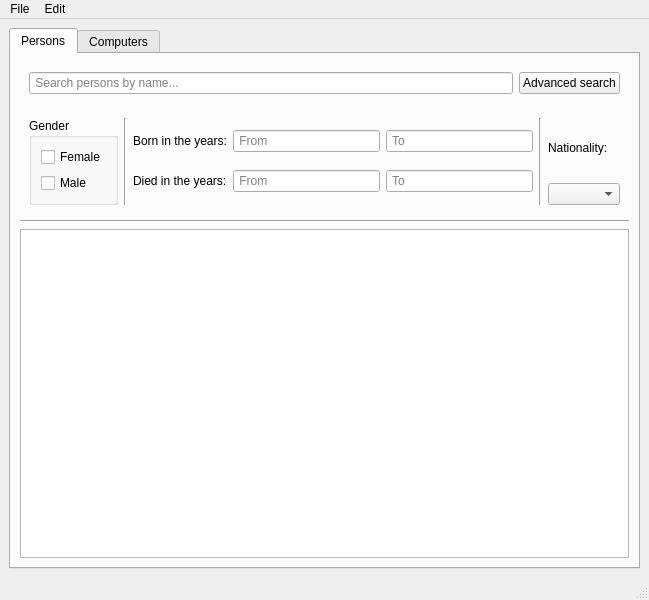
First picture: the form in mainwindow.ui, repository annakrih/T113VLN1-3, before the edit.
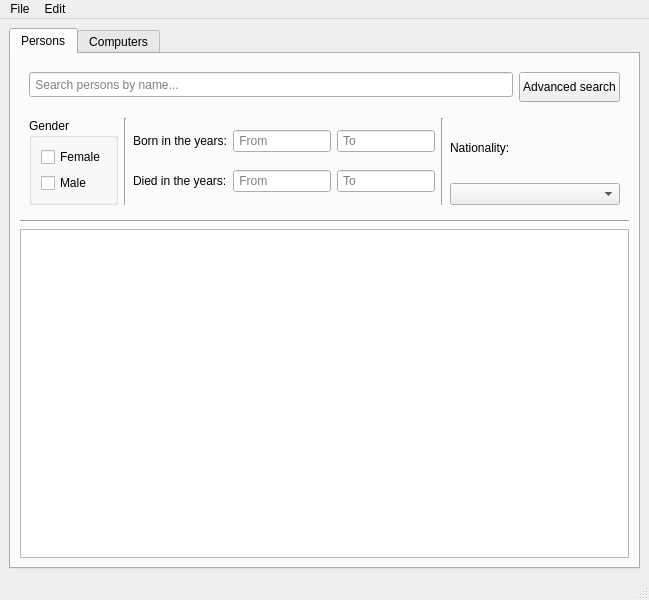
Second picture: the form after the edit.

Patch:
```diff
--- a/mainwindow.ui
+++ b/mainwindow.ui
@@ -42,6 +42,12 @@
           <layout class="QHBoxLayout" name="horizontalLayout">
            <item>
             <widget class="QLineEdit" name="input_searchPerson">
+             <property name="minimumSize">
+              <size>
+               <width>0</width>
+               <height>25</height>
+              </size>
+             </property>
              <property name="styleSheet">
               <string notr="true"/>
              </property>
@@ -52,6 +58,12 @@
            </item>
            <item>
             <widget class="QPushButton" name="button_advSearchPerson">
+             <property name="minimumSize">
+              <size>
+               <width>0</width>
+               <height>30</height>
+              </size>
+             </property>
              <property name="text">
               <string>Advanced search</string>
              </property>
@@ -141,6 +153,12 @@
                <property name="enabled">
                 <bool>true</bool>
                </property>
+               <property name="minimumSize">
+                <size>
+                 <width>170</width>
+                 <height>0</height>
+                </size>
+               </property>
                <property name="styleSheet">
                 <string notr="true"/>
                </property>
```
